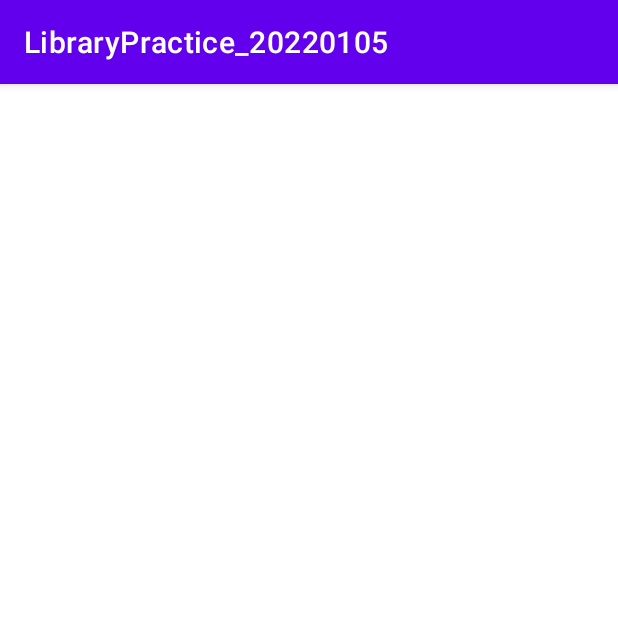
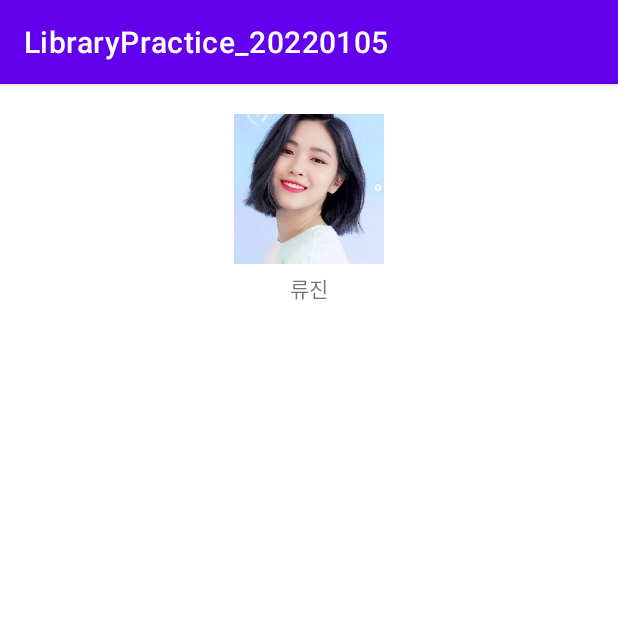
Before and after one commit to Kim-Hyunhee/LibraryPractice_20220105, an Android app: the screen it shows after launch (MainActivity), on a phone screen of 412 x 824 dp, the top half of it. Run offline under Robolectric (Android 15) with nearby library versions, the phone set to English and light mode, and no system bars.

Commit message:
프로필 사진 자리 추가

```diff
--- a/app/src/main/res/layout/activity_main.xml
+++ b/app/src/main/res/layout/activity_main.xml
@@ -5,6 +5,28 @@
     android:layout_width="match_parent"
     android:layout_height="match_parent"
     android:orientation="vertical"
+    android:padding="20dp"
     tools:context=".MainActivity">
 
+    <LinearLayout
+        android:layout_width="match_parent"
+        android:layout_height="wrap_content"
+        android:orientation="vertical"
+        android:gravity="center">
+
+        <ImageView
+            android:layout_width="100dp"
+            android:layout_height="100dp"
+            android:src="@drawable/ryujin"
+            android:scaleType="centerCrop"/>
+
+        <TextView
+            android:layout_width="wrap_content"
+            android:layout_height="wrap_content"
+            android:layout_marginTop="5dp"
+            android:text="류진"/>
+
+
+    </LinearLayout>
+
 </LinearLayout>
```
Also changed, not shown: app/src/main/res/drawable/ryujin.png (added).
